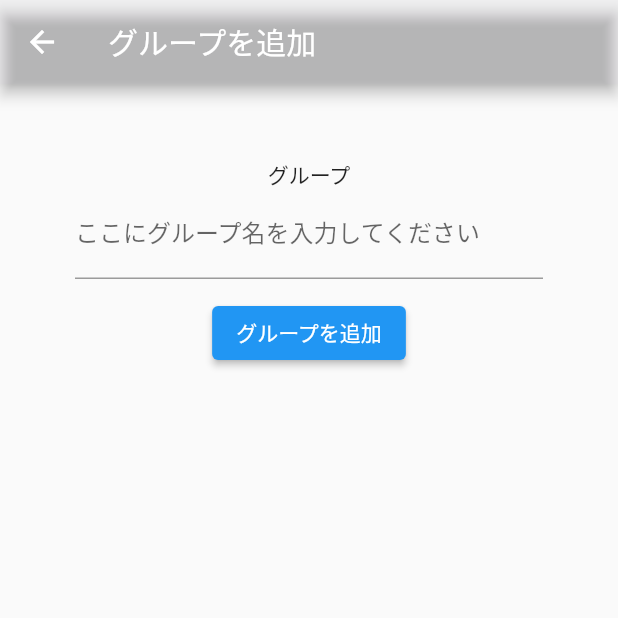
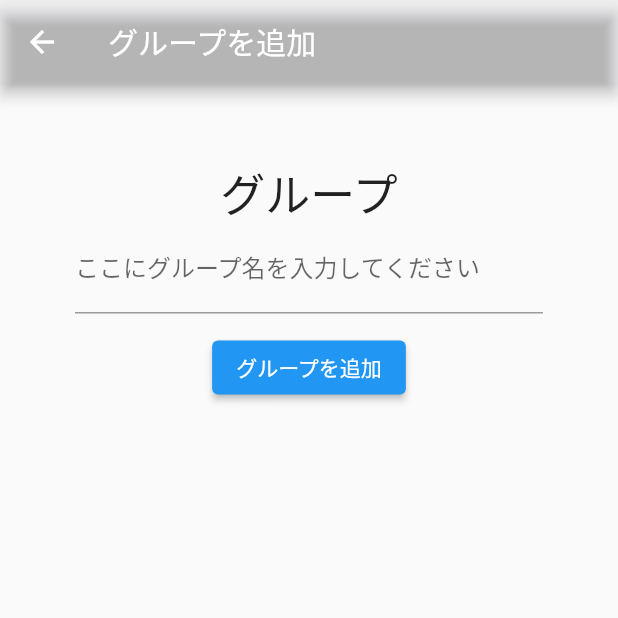
Before and after one commit to ex10ds/U22, a Flutter app: the screen it shows after launch, after a tap on the "add" icon, on a phone screen of 412 x 824 dp, the top half of it. Run offline on Flutter 3.47's test engine with Material 2 defaults, Android fonts, the phone set to English and light mode, and no system bars; our stand-ins replace sqflite; accounts and stored records are empty.

Commit message:
feat: theme

```diff
--- a/tsutaeru/lib/widgets/splash.dart
+++ b/tsutaeru/lib/widgets/splash.dart
@@ -1,5 +1,6 @@
 import 'package:flutter/material.dart';
 import 'package:tsutaeru/init_process.dart';
+import 'package:tsutaeru/models/settings.dart';
 import 'package:tsutaeru/values/colors.dart';
 import 'package:tsutaeru/values/strings.dart';
 import 'package:tsutaeru/widgets/group_list.dart';
@@ -14,6 +15,17 @@ class LaunchApp extends StatefulWidget {
 class _SplashState extends State {
   late Widget _screen = const SplashWidget();
 
+  int _color = 0x04bf9dff;
+  int _fontSize = 15;
+  Future<void> setSettings() async {
+    var tmp = Settings();
+    await tmp.readById("");
+    setState(() {
+      _color = tmp.primaryColor;
+      _fontSize = tmp.fontSize;
+    });
+  }
+
   @override
   void initState() {
     super.initState();
@@ -23,7 +35,7 @@ class _SplashState extends State {
   Future<void> launchApp() async {
     // create database
     await initProcess();
-
+    await setSettings();
     setState(() {
       // first widget in this application
       _screen = const GroupList();
@@ -34,8 +46,10 @@ class _SplashState extends State {
   Widget build(BuildContext context) {
     return MaterialApp(
         theme: ThemeData(
-            appBarTheme:
-                const AppBarTheme(color: Color(AppColor.primaryColor))),
+            appBarTheme: AppBarTheme(color: Color(_color)),
+            textTheme: TextTheme(
+                bodyText1: TextStyle(fontSize: _fontSize.toDouble()),
+                bodyText2: TextStyle(fontSize: _fontSize.toDouble()))),
         home: _screen);
   }
 }
```
